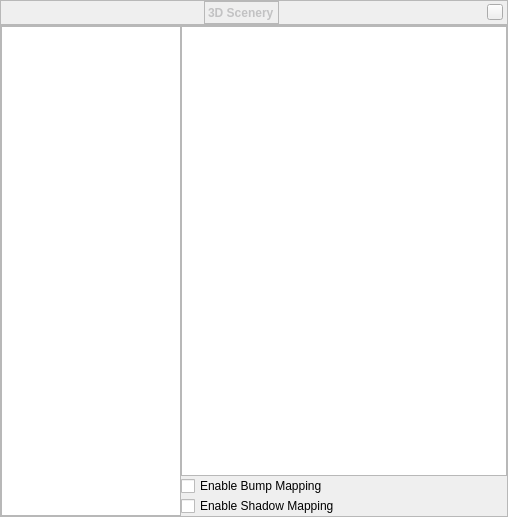
Above: plugins/Scenery3d/src/gui/scenery3dDialog.ui from 519984307/stellarium_src before the change. Below: the same form after it.
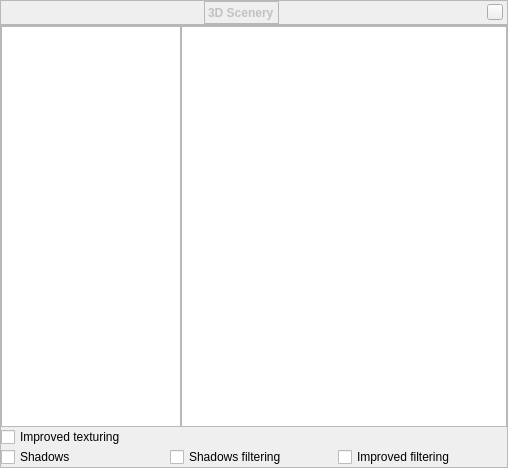
That is the form after the change. Custom widgets are drawn as their Qt base class.

Commit message: Removed parallax shader, PM is now in the BM shader and the effect is chosen based on available heightmap. Renamed Enable Bump Mapping to Improved texturing therefor. Filtered shadows are turned off when Venus is active. Added checkboxes for shadow filtering (16 taps) and HQ filtering (64 taps). These can also be toggled by using CTRL+I and CTRL+U. Added messages for when these are activated.

What changed in the file:
```diff
--- a/plugins/Scenery3d/src/gui/scenery3dDialog.ui
+++ b/plugins/Scenery3d/src/gui/scenery3dDialog.ui
@@ -7,7 +7,7 @@
     <x>0</x>
     <y>0</y>
     <width>508</width>
-    <height>517</height>
+    <height>468</height>
    </rect>
   </property>
   <property name="font">
@@ -230,34 +230,8 @@
          <property name="spacing">
           <number>0</number>
          </property>
-         <item row="0" column="0" rowspan="4">
-          <widget class="QListWidget" name="scenery3dListWidget">
-           <property name="sizePolicy">
-            <sizepolicy hsizetype="Preferred" vsizetype="Expanding">
-             <horstretch>0</horstretch>
-             <verstretch>0</verstretch>
-            </sizepolicy>
-           </property>
-           <property name="minimumSize">
-            <size>
-             <width>180</width>
-             <height>0</height>
-            </size>
-           </property>
-           <property name="maximumSize">
-            <size>
-             <width>120</width>
-             <height>16777215</height>
-            </size>
-           </property>
-           <property name="focusPolicy">
-            <enum>Qt::NoFocus</enum>
-           </property>
-           <property name="horizontalScrollBarPolicy">
-            <enum>Qt::ScrollBarAlwaysOff</enum>
-           </property>
-          </widget>
-         </item>
+         <item row="0" column="2">
+          <layout class="QGridLayout" name="gridLayout_2">
          <item row="0" column="1">
           <widget class="QTextBrowser" name="scenery3dTextBrowser">
            <property name="enabled">
@@ -301,29 +275,45 @@
            </property>
           </widget>
          </item>
-         <item row="2" column="1">
-          <widget class="QCheckBox" name="checkBoxEnableShadows">
-           <property name="enabled">
-            <bool>true</bool>
-           </property>
-           <property name="text">
-            <string>Enable Shadow Mapping</string>
-           </property>
-           <property name="checked">
-            <bool>false</bool>
-           </property>
-           <property name="tristate">
-            <bool>false</bool>
+           <item row="0" column="0">
+            <widget class="QListWidget" name="scenery3dListWidget">
+             <property name="sizePolicy">
+              <sizepolicy hsizetype="Preferred" vsizetype="Expanding">
+               <horstretch>0</horstretch>
+               <verstretch>0</verstretch>
+              </sizepolicy>
+             </property>
+             <property name="minimumSize">
+              <size>
+               <width>180</width>
+               <height>0</height>
+              </size>
+             </property>
+             <property name="maximumSize">
+              <size>
+               <width>120</width>
+               <height>16777215</height>
+              </size>
+             </property>
+             <property name="focusPolicy">
+              <enum>Qt::NoFocus</enum>
+             </property>
+             <property name="horizontalScrollBarPolicy">
+              <enum>Qt::ScrollBarAlwaysOff</enum>
            </property>
           </widget>
          </item>
-         <item row="1" column="1">
+          </layout>
+         </item>
+         <item row="3" column="2">
+          <layout class="QVBoxLayout" name="verticalLayout_10">
+           <item>
           <widget class="QCheckBox" name="checkBoxEnableBump">
            <property name="enabled">
             <bool>true</bool>
            </property>
            <property name="text">
-            <string>Enable Bump Mapping</string>
+              <string>Improved texturing</string>
            </property>
            <property name="checked">
             <bool>false</bool>
@@ -332,6 +322,51 @@
             <bool>false</bool>
            </property>
           </widget>
+           </item>
+           <item>
+            <layout class="QHBoxLayout" name="horizontalLayout_3">
+             <property name="leftMargin">
+              <number>0</number>
+             </property>
+             <item>
+              <widget class="QCheckBox" name="checkBoxEnableShadows">
+               <property name="enabled">
+                <bool>true</bool>
+               </property>
+               <property name="text">
+                <string>Shadows</string>
+               </property>
+               <property name="checked">
+                <bool>false</bool>
+               </property>
+               <property name="tristate">
+                <bool>false</bool>
+               </property>
+              </widget>
+             </item>
+             <item>
+              <widget class="QCheckBox" name="checkBoxEnableFiltering">
+               <property name="enabled">
+                <bool>true</bool>
+               </property>
+               <property name="text">
+                <string>Shadows filtering</string>
+               </property>
+              </widget>
+             </item>
+             <item>
+              <widget class="QCheckBox" name="checkBoxFilterHQ">
+               <property name="enabled">
+                <bool>true</bool>
+               </property>
+               <property name="text">
+                <string>Improved filtering</string>
+               </property>
+              </widget>
+             </item>
+            </layout>
+           </item>
+          </layout>
          </item>
         </layout>
        </widget>
```
Lines whose indentation alone changed are shown as unchanged. The commit also changes 7 other files.
